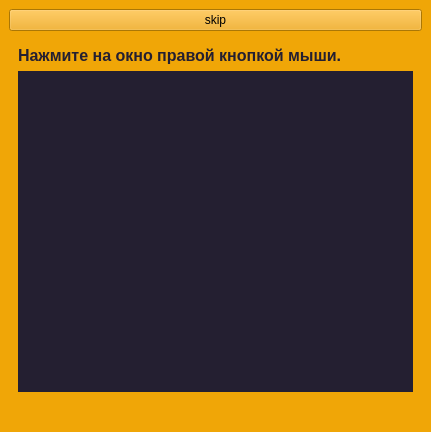
Before: the Qt Designer form university/semester6/oop/laboratoryWork1/mainwindow.ui in codedarlie/oop-discipline, drawn with Qt 5.
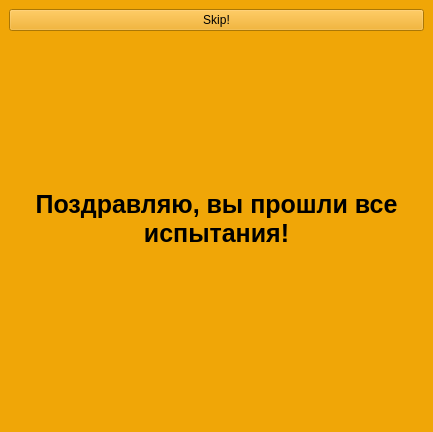
After: the same form once the commit is applied.

Commit message: Renamed variables, sorted methods, added background color changing, fixed coords bugs

```diff
--- a/university/semester6/oop/laboratoryWork1/mainwindow.ui
+++ b/university/semester6/oop/laboratoryWork1/mainwindow.ui
@@ -6,20 +6,26 @@
    <rect>
     <x>0</x>
     <y>0</y>
-    <width>431</width>
+    <width>433</width>
     <height>432</height>
    </rect>
   </property>
+  <property name="sizePolicy">
+   <sizepolicy hsizetype="Preferred" vsizetype="Preferred">
+    <horstretch>0</horstretch>
+    <verstretch>0</verstretch>
+   </sizepolicy>
+  </property>
   <property name="minimumSize">
    <size>
-    <width>400</width>
-    <height>400</height>
+    <width>300</width>
+    <height>300</height>
    </size>
   </property>
   <property name="maximumSize">
    <size>
-    <width>680</width>
-    <height>486</height>
+    <width>10000</width>
+    <height>10000</height>
    </size>
   </property>
   <property name="windowTitle">
@@ -29,7 +35,7 @@
    <bool>false</bool>
   </property>
   <property name="styleSheet">
-   <string notr="true">background-color:  #f0a607</string>
+   <string notr="true">background-color:  rgb(240, 166, 7)</string>
   </property>
   <property name="toolButtonStyle">
    <enum>Qt::ToolButtonStyle::ToolButtonIconOnly</enum>
@@ -45,7 +51,7 @@
     <item row="0" column="0">
      <widget class="QPushButton" name="pushButton_3">
       <property name="text">
-       <string>skip</string>
+       <string>Skip!</string>
       </property>
      </widget>
     </item>
@@ -61,7 +67,7 @@
        <enum>QFrame::Shadow::Sunken</enum>
       </property>
       <property name="currentIndex">
-       <number>4</number>
+       <number>7</number>
       </property>
       <widget class="QWidget" name="page_0">
        <layout class="QGridLayout" name="gridLayout_3">
@@ -1634,6 +1640,29 @@
         </item>
        </layout>
       </widget>
+      <widget class="QWidget" name="page_7">
+       <layout class="QGridLayout" name="gridLayout_9">
+        <item row="0" column="0">
+         <widget class="QLabel" name="label_17">
+          <property name="font">
+           <font>
+            <pointsize>19</pointsize>
+            <bold>true</bold>
+           </font>
+          </property>
+          <property name="text">
+           <string>Поздравляю, вы прошли все испытания!</string>
+          </property>
+          <property name="alignment">
+           <set>Qt::AlignmentFlag::AlignCenter</set>
+          </property>
+          <property name="wordWrap">
+           <bool>true</bool>
+          </property>
+         </widget>
+        </item>
+       </layout>
+      </widget>
      </widget>
     </item>
    </layout>
```
Left out of the diff: 224 changed lines with no effect on the pictures. The commit also changes 7 other files.
